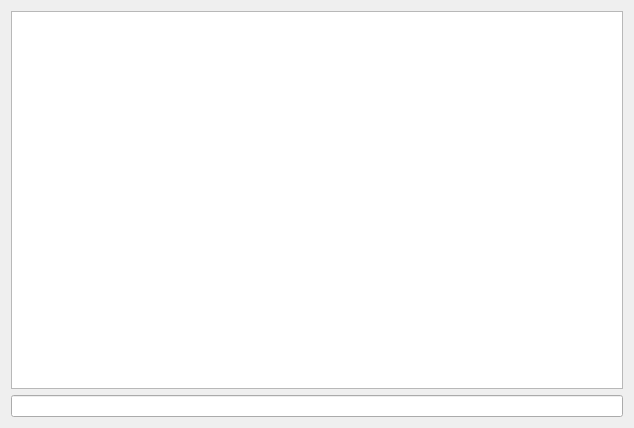
Before: the Qt Designer form source/mainwindow.ui in arturdryomov/aequatio, drawn with Qt 5.
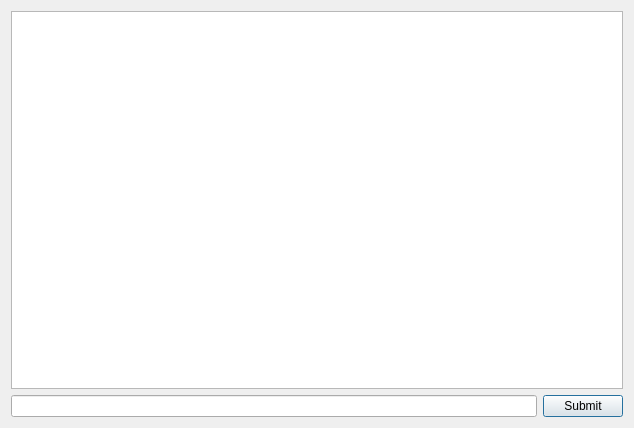
After: the same form once the commit is applied.

Commit message: 'Submit' button added to MainWindow.

```diff
--- a/source/mainwindow.ui
+++ b/source/mainwindow.ui
@@ -23,7 +23,24 @@
      </widget>
     </item>
     <item>
-     <widget class="QLineEdit" name="commandEdit"/>
+     <layout class="QHBoxLayout" name="horizontalLayout">
+      <item>
+       <widget class="QLineEdit" name="commandEdit"/>
+      </item>
+      <item>
+       <widget class="QPushButton" name="submitButton">
+        <property name="text">
+         <string>Submit</string>
+        </property>
+        <property name="autoDefault">
+         <bool>true</bool>
+        </property>
+        <property name="default">
+         <bool>true</bool>
+        </property>
+       </widget>
+      </item>
+     </layout>
     </item>
    </layout>
   </widget>
```
Left out of the diff: 19 changed lines with no effect on the pictures. The commit also changes 3 other files.
